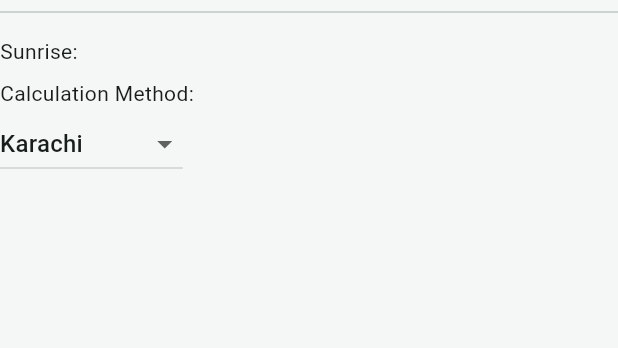
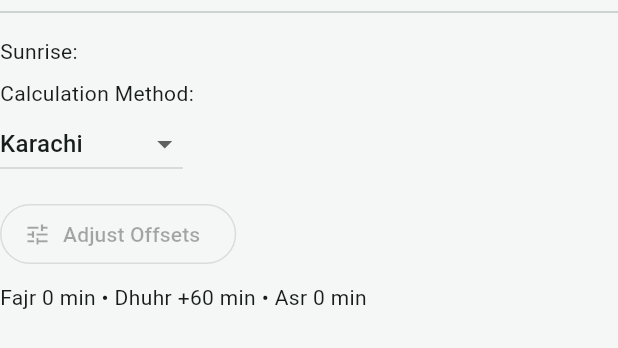
Before and after one commit to Holy-Warrior/deen_lab, a Flutter app: the FooterInfo widget shown alone on an empty page, opened directly with empty values, on a phone screen of 412 x 824 dp. Shown: the top 348 px of the screen. Run offline on Flutter 3.47's test engine with Material 3 defaults, Android fonts, the phone set to English and light mode, and no system bars; our stand-ins replace flutter_compass, geocoding, geolocator, shared_preferences, sqflite, webview_flutter; missing offline and left inert: silence_of_salah_engine, widget_git_release_checker; accounts and stored records are empty; network calls fail; statements that could not run were skipped.

Commit message:
prayer time calculations fix

```diff
--- a/lib/features/prayer_times/controller/prayer_time_controller.dart
+++ b/lib/features/prayer_times/controller/prayer_time_controller.dart
@@ -3,6 +3,7 @@
 
 import '../model/prayer_time_model.dart';
 import '../model/prayer_method.dart';
+import '../model/prayer_time_offsets.dart';
 import '../service/prayer_time_service.dart';
 import '../service/location_service.dart';
 import '../service/cache_service.dart';
@@ -29,8 +30,10 @@
   String? locationError;
 
   String city = "Peshawar";
+  String country = "Pakistan";
 
   PrayerMethod method = PrayerMethod.karachi;
+  PrayerTimeOffsets offsets = PrayerTimeOffsets.defaults;
 
   String nextPrayerName = "";
   String nextPrayerTime = "";
@@ -49,14 +52,14 @@
     isLoading = true;
     _safeNotifyListeners();
 
-    // Load saved city first
-    final savedCity = await _cacheService.loadCity();
+    final settings = await _cacheService.loadSettings();
     if (_disposed) {
       return;
     }
-    if (savedCity != null) {
-      city = savedCity;
-    }
+    city = settings.city ?? city;
+    country = settings.country ?? country;
+    method = _methodFromApiValue(settings.method) ?? method;
+    offsets = settings.offsets;
 
     await _loadPrayerTimes();
     if (_disposed) {
@@ -71,15 +74,33 @@
     try {
       data = await _service.fetchPrayerTimes(
         city: city,
+        country: country,
         method: method.apiValue,
+        offsets: offsets,
       );
 
-      await _cacheService.savePrayer(data!);
-      await _cacheService.saveCity(city);
+      await _cacheService.savePrayer(
+        data!,
+        city: city,
+        country: country,
+        method: method.apiValue,
+        offsets: offsets,
+      );
+      await _cacheService.saveSettings(
+        city: city,
+        country: country,
+        method: method.apiValue,
+        offsets: offsets,
+      );
 
       error = null;
     } catch (e) {
-      final cached = await _cacheService.loadPrayer();
+      final cached = await _cacheService.loadPrayer(
+        city: city,
+        country: country,
+        method: method.apiValue,
+        offsets: offsets,
+      );
       if (_disposed) {
         return;
       }
@@ -113,12 +134,13 @@
       locationError = null;
       _safeNotifyListeners();
 
-      final detectedCity = await _locationService.getCity();
+      final details = await _locationService.getLocationDetails();
       if (_disposed) {
         return LocationActionResult.failed;
       }
 
-      city = detectedCity;
+      city = details.city;
+      country = details.country;
 
       await _loadPrayerTimes();
       return LocationActionResult.success;
@@ -156,6 +178,41 @@
   void changeMethod(PrayerMethod newMethod) {
     method = newMethod;
     load();
+  }
+
+  Future<void> updateOffsets(PrayerTimeOffsets newOffsets) async {
+    isLoading = true;
+    _safeNotifyListeners();
+
+    offsets = newOffsets;
+    await _cacheService.saveSettings(
+      city: city,
+      country: country,
+      method: method.apiValue,
+      offsets: offsets,
+    );
+
+    await _loadPrayerTimes();
+    if (_disposed) {
+      return;
+    }
+
+    isLoading = false;
+    _safeNotifyListeners();
+  }
+
+  PrayerMethod? _methodFromApiValue(int? value) {
+    if (value == null) {
+      return null;
+    }
+
+    for (final candidate in PrayerMethod.values) {
+      if (candidate.apiValue == value) {
+        return candidate;
+      }
+    }
+
+    return null;
   }
 
   void _startTimer() {
--- /dev/null
+++ b/lib/features/prayer_times/model/prayer_time_offsets.dart
@@ -0,0 +1,92 @@
+class PrayerTimeOffsets {
+  const PrayerTimeOffsets({
+    this.fajr = 0,
+    this.sunrise = 0,
+    this.dhuhr = 60,
+    this.asr = 0,
+    this.maghrib = 0,
+    this.isha = 0,
+  });
+
+  final int fajr;
+  final int sunrise;
+  final int dhuhr;
+  final int asr;
+  final int maghrib;
+  final int isha;
+
+  static const PrayerTimeOffsets defaults = PrayerTimeOffsets();
+
+  PrayerTimeOffsets copyWith({
+    int? fajr,
+    int? sunrise,
+    int? dhuhr,
+    int? asr,
+    int? maghrib,
+    int? isha,
+  }) {
+    return PrayerTimeOffsets(
+      fajr: fajr ?? this.fajr,
+      sunrise: sunrise ?? this.sunrise,
+      dhuhr: dhuhr ?? this.dhuhr,
+      asr: asr ?? this.asr,
+      maghrib: maghrib ?? this.maghrib,
+      isha: isha ?? this.isha,
+    );
+  }
+
+  Map<String, int> toJson() {
+    return {
+      'fajr': fajr,
+      'sunrise': sunrise,
+      'dhuhr': dhuhr,
+      'asr': asr,
+      'maghrib': maghrib,
+      'isha': isha,
+    };
+  }
+
+  factory PrayerTimeOffsets.fromJson(Map<String, dynamic> json) {
+    return PrayerTimeOffsets(
+      fajr: _asInt(json['fajr']),
+      sunrise: _asInt(json['sunrise']),
+      dhuhr: _asInt(json['dhuhr'], fallback: defaults.dhuhr),
+      asr: _asInt(json['asr']),
+      maghrib: _asInt(json['maghrib']),
+      isha: _asInt(json['isha']),
+    );
+  }
+
+  String get tuneValue =>
+      [0, fajr, sunrise, dhuhr, asr, maghrib, 0, isha, 0].join(',');
+
+  String summaryFor(String prayerKey) {
+    final minutes = switch (prayerKey) {
+      'fajr' => fajr,
+      'sunrise' => sunrise,
+      'dhuhr' => dhuhr,
+      'asr' => asr,
+      'maghrib' => maghrib,
+      'isha' => isha,
+      _ => 0,
+    };
+    return formatMinutes(minutes);
+  }
+
+  static String formatMinutes(int minutes) {
+    if (minutes == 0) {
+      return '0 min';
+    }
+    if (minutes > 0) {
+      return '+$minutes min';
+    }
+    return '$minutes min';
+  }
+
+  static int _asInt(Object? value, {int fallback = 0}) {
+    if (value is int) {
+      return value;
+    }
+    return fallback;
+  }
+}
--- a/lib/features/prayer_times/service/cache_service.dart
+++ b/lib/features/prayer_times/service/cache_service.dart
@@ -1,14 +1,26 @@
 import 'dart:convert';
 import 'package:shared_preferences/shared_preferences.dart';
 
+import '../model/prayer_time_offsets.dart';
 import '../model/prayer_time_model.dart';
 
 class CacheService {
   static const _dataKey = "prayer_times_cache";
   static const _cityKey = "selected_city";
+  static const _countryKey = "selected_country";
+  static const _methodKey = "selected_prayer_method";
+  static const _offsetsKey = "prayer_time_offsets";
+  static const _identityKey = "prayer_times_cache_identity";
 
-  Future<void> savePrayer(PrayerTimeModel model) async {
+  Future<void> savePrayer(
+    PrayerTimeModel model, {
+    required String city,
+    required String country,
+    required int method,
+    required PrayerTimeOffsets offsets,
+  }) async {
     final prefs = await SharedPreferences.getInstance();
+    final now = DateTime.now();
 
     final json = jsonEncode({
       "fajr": model.fajr,
@@ -20,10 +32,28 @@
     });
 
     await prefs.setString(_dataKey, json);
+    await prefs.setString(
+      _identityKey,
+      "${now.year}-${now.month}-${now.day}|$city|$country|$method|${offsets.tuneValue}",
+    );
   }
 
-  Future<PrayerTimeModel?> loadPrayer() async {
+  Future<PrayerTimeModel?> loadPrayer({
+    required String city,
+    required String country,
+    required int method,
+    required PrayerTimeOffsets offsets,
+  }) async {
     final prefs = await SharedPreferences.getInstance();
+    final now = DateTime.now();
+    final identity = prefs.getString(_identityKey);
+    final expectedIdentity =
+        "${now.year}-${now.month}-${now.day}|$city|$country|$method|${offsets.tuneValue}";
+
+    if (identity != expectedIdentity) {
+      return null;
+    }
+
     final jsonString = prefs.getString(_dataKey);
 
     if (jsonString == null) return null;
@@ -40,13 +70,36 @@
     );
   }
 
-  Future<void> saveCity(String city) async {
+  Future<void> saveSettings({
+    required String city,
+    required String country,
+    required int method,
+    required PrayerTimeOffsets offsets,
+  }) async {
     final prefs = await SharedPreferences.getInstance();
     await prefs.setString(_cityKey, city);
+    await prefs.setString(_countryKey, country);
+    await prefs.setInt(_methodKey, method);
+    await prefs.setString(_offsetsKey, jsonEncode(offsets.toJson()));
   }
 
-  Future<String?> loadCity() async {
+  Future<
+    ({String? city, String? country, int? method, PrayerTimeOffsets offsets})
+  >
+  loadSettings() async {
     final prefs = await SharedPreferences.getInstance();
-    return prefs.getString(_cityKey);
+    final rawOffsets = prefs.getString(_offsetsKey);
+    final offsets = rawOffsets == null
+        ? PrayerTimeOffsets.defaults
+        : PrayerTimeOffsets.fromJson(
+            jsonDecode(rawOffsets) as Map<String, dynamic>,
+          );
+
+    return (
+      city: prefs.getString(_cityKey),
+      country: prefs.getString(_countryKey),
+      method: prefs.getInt(_methodKey),
+      offsets: offsets,
+    );
   }
 }
--- a/lib/features/prayer_times/service/prayer_time_service.dart
+++ b/lib/features/prayer_times/service/prayer_time_service.dart
@@ -1,20 +1,27 @@
 import 'dart:convert';
 import 'package:http/http.dart' as http;
 
+import '../model/prayer_time_offsets.dart';
 import '../model/prayer_time_model.dart';
 
 class PrayerTimeService {
   Future<PrayerTimeModel> fetchPrayerTimes({
     required String city,
+    required String country,
     required int method,
+    required PrayerTimeOffsets offsets,
   }) async {
     final today = DateTime.now();
     final date = "${today.day}-${today.month}-${today.year}";
 
-    final url =
-        "https://api.aladhan.com/v1/timingsByCity/$date?city=$city&country=Pakistan&method=$method";
+    final uri = Uri.https('api.aladhan.com', '/v1/timingsByCity/$date', {
+      'city': city,
+      'country': country,
+      'method': '$method',
+      'tune': offsets.tuneValue,
+    });
 
-    final response = await http.get(Uri.parse(url));
+    final response = await http.get(uri);
 
     if (response.statusCode == 200) {
       return PrayerTimeModel.fromJson(jsonDecode(response.body));
--- /dev/null
+++ b/lib/features/prayer_times/ui/prayer_time_offset_settings_page.dart
@@ -0,0 +1,119 @@
+import 'package:flutter/material.dart';
+
+import '../model/prayer_time_offsets.dart';
+
+class PrayerTimeOffsetSettingsPage extends StatefulWidget {
+  const PrayerTimeOffsetSettingsPage({required this.initialOffsets, super.key});
+
+  final PrayerTimeOffsets initialOffsets;
+
+  @override
+  State<PrayerTimeOffsetSettingsPage> createState() =>
+      _PrayerTimeOffsetSettingsPageState();
+}
+
+class _PrayerTimeOffsetSettingsPageState
+    extends State<PrayerTimeOffsetSettingsPage> {
+  late PrayerTimeOffsets _offsets = widget.initialOffsets;
+
+  @override
+  Widget build(BuildContext context) {
+    return Scaffold(
+      appBar: AppBar(
+        title: const Text('Prayer Time Offsets'),
+        actions: [
+          TextButton(
+            onPressed: () {
+              setState(() {
+                _offsets = PrayerTimeOffsets.defaults;
+              });
+            },
+            child: const Text('Reset'),
+          ),
+        ],
+      ),
+      body: ListView(
+        padding: const EdgeInsets.all(16),
+        children: [
+          _infoCard(context),
+          const SizedBox(height: 16),
+          ..._rows().map(_buildOffsetTile),
+        ],
+      ),
+      bottomNavigationBar: SafeArea(
+        minimum: const EdgeInsets.all(16),
+        child: FilledButton(
+          onPressed: () => Navigator.of(context).pop(_offsets),
+          child: const Text('Save offsets'),
+        ),
+      ),
+    );
+  }
+
+  Widget _infoCard(BuildContext context) {
+    return Container(
+      padding: const EdgeInsets.all(12),
+      decoration: BoxDecoration(
+        color: Theme.of(context).colorScheme.surfaceContainerHighest,
+        borderRadius: BorderRadius.circular(12),
+      ),
+      child: const Text(
+        'Adjust prayer times in minutes. Positive values move a prayer later, and negative values move it earlier. These offsets are saved for future app launches.',
+      ),
+    );
+  }
+
+  List<({String key, String label, int value})> _rows() {
+    return [
+      (key: 'fajr', label: 'Fajr', value: _offsets.fajr),
+      (key: 'sunrise', label: 'Sunrise', value: _offsets.sunrise),
+      (key: 'dhuhr', label: 'Dhuhr', value: _offsets.dhuhr),
+      (key: 'asr', label: 'Asr', value: _offsets.asr),
+      (key: 'maghrib', label: 'Maghrib', value: _offsets.maghrib),
+      (key: 'isha', label: 'Isha', value: _offsets.isha),
+    ];
+  }
+
+  Widget _buildOffsetTile(({String key, String label, int value}) row) {
+    return Card(
+      margin: const EdgeInsets.only(bottom: 12),
+      child: ListTile(
+        title: Text(row.label),
+        subtitle: Text(PrayerTimeOffsets.formatMinutes(row.value)),
+        trailing: Row(
+          mainAxisSize: MainAxisSize.min,
+          children: [
+            IconButton(
+              tooltip: 'Decrease ${row.label}',
+              onPressed: () => _changeOffset(row.key, row.value - 1),
+              icon: const Icon(Icons.remove_circle_outline),
+            ),
+            Text(
+              '${row.value}',
+              style: const TextStyle(fontWeight: FontWeight.w600),
+            ),
+            IconButton(
+              tooltip: 'Increase ${row.label}',
+              onPressed: () => _changeOffset(row.key, row.value + 1),
+              icon: const Icon(Icons.add_circle_outline),
+            ),
+          ],
+        ),
+      ),
+    );
+  }
+
+  void _changeOffset(String key, int nextValue) {
+    setState(() {
+      _offsets = switch (key) {
+        'fajr' => _offsets.copyWith(fajr: nextValue),
+        'sunrise' => _offsets.copyWith(sunrise: nextValue),
+        'dhuhr' => _offsets.copyWith(dhuhr: nextValue),
+        'asr' => _offsets.copyWith(asr: nextValue),
+        'maghrib' => _offsets.copyWith(maghrib: nextValue),
+        'isha' => _offsets.copyWith(isha: nextValue),
+        _ => _offsets,
+      };
+    });
+  }
+}
--- a/lib/features/prayer_times/widgets/footer_info.dart
+++ b/lib/features/prayer_times/widgets/footer_info.dart
@@ -6,8 +6,9 @@
 
 class FooterInfo extends StatelessWidget {
   final String sunrise;
+  final VoidCallback? onOpenOffsets;
 
-  const FooterInfo({super.key, required this.sunrise});
+  const FooterInfo({super.key, required this.sunrise, this.onOpenOffsets});
 
   @override
   Widget build(BuildContext context) {
@@ -35,6 +36,18 @@
             }
           },
         ),
+        const SizedBox(height: 12),
+        OutlinedButton.icon(
+          onPressed: onOpenOffsets,
+          icon: const Icon(Icons.tune),
+          label: const Text('Adjust Offsets'),
+        ),
+        const SizedBox(height: 8),
+        Text(
+          'Fajr ${controller.offsets.summaryFor('fajr')} • '
+          'Dhuhr ${controller.offsets.summaryFor('dhuhr')} • '
+          'Asr ${controller.offsets.summaryFor('asr')}',
+        ),
       ],
     );
   }
```
Also changed, not shown: lib/features/prayer_times/prayer_time_tab.dart (+24 -1 lines), 3 other files.
